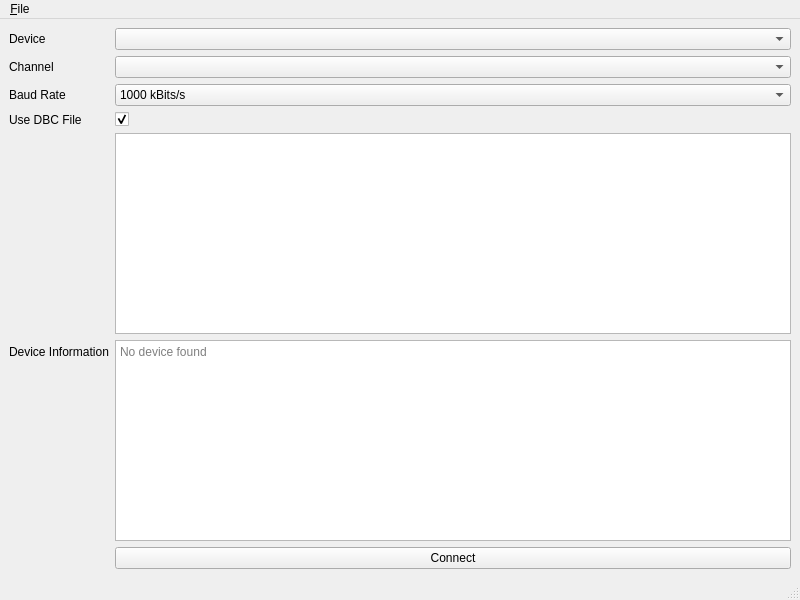
First picture: the form in ui/can.ui, repository RAMENtheNOODLES/dev-board-flasher, before the edit.
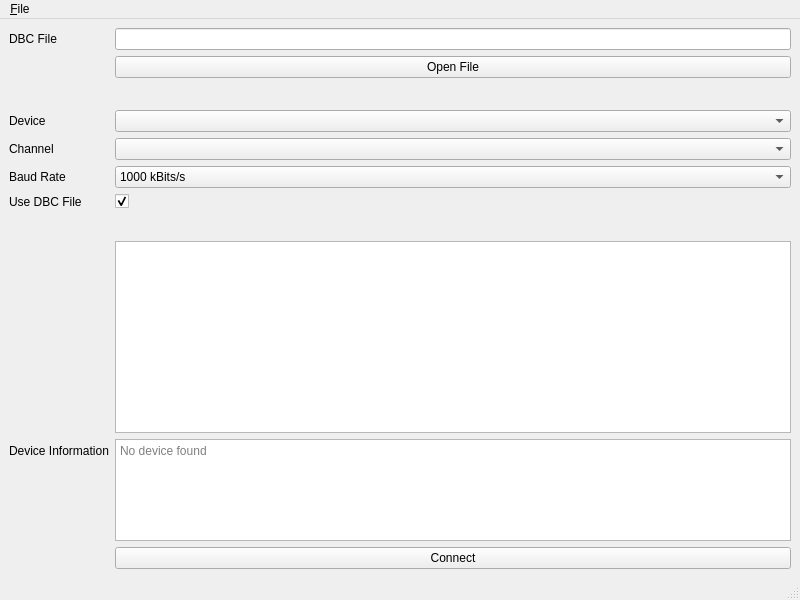
Second picture: the form after the edit. Custom widgets are drawn as their Qt base class.

The edit to the form file:
```diff
--- a/ui/can.ui
+++ b/ui/can.ui
@@ -16,33 +16,110 @@
   <widget class="QWidget" name="centralwidget">
    <layout class="QFormLayout" name="formLayout">
     <item row="0" column="0">
+     <widget class="QLabel" name="dBCFileLabel">
+      <property name="text">
+       <string>DBC File</string>
+      </property>
+     </widget>
+    </item>
+    <item row="0" column="1">
+     <widget class="QLineEdit" name="dBCFileLineEdit"/>
+    </item>
+    <item row="3" column="0">
      <widget class="QLabel" name="label_2">
       <property name="text">
        <string>Device</string>
       </property>
      </widget>
     </item>
-    <item row="0" column="1">
+    <item row="3" column="1">
      <widget class="QComboBox" name="deviceSelect"/>
     </item>
-    <item row="1" column="0">
+    <item row="4" column="0">
      <widget class="QLabel" name="label">
       <property name="text">
        <string>Channel</string>
       </property>
      </widget>
     </item>
-    <item row="1" column="1">
+    <item row="4" column="1">
      <widget class="QComboBox" name="channelSelect"/>
     </item>
     <item row="5" column="0">
+     <widget class="QLabel" name="baudRateLabel">
+      <property name="text">
+       <string>Baud Rate</string>
+      </property>
+     </widget>
+    </item>
+    <item row="5" column="1">
+     <widget class="QComboBox" name="baudRateComboBox">
+      <property name="currentIndex">
+       <number>3</number>
+      </property>
+      <item>
+       <property name="text">
+        <string>125 kBits/s</string>
+       </property>
+      </item>
+      <item>
+       <property name="text">
+        <string>250 kBits/s</string>
+       </property>
+      </item>
+      <item>
+       <property name="text">
+        <string>500 kBits/s</string>
+       </property>
+      </item>
+      <item>
+       <property name="text">
+        <string>1000 kBits/s</string>
+       </property>
+      </item>
+     </widget>
+    </item>
+    <item row="6" column="0">
+     <widget class="QLabel" name="useDBCLabel">
+      <property name="text">
+       <string>Use DBC File</string>
+      </property>
+     </widget>
+    </item>
+    <item row="6" column="1">
+     <widget class="QCheckBox" name="useDBCCheckBox">
+      <property name="checked">
+       <bool>true</bool>
+      </property>
+      <property name="tristate">
+       <bool>false</bool>
+      </property>
+     </widget>
+    </item>
+    <item row="8" column="1">
+     <widget class="CanLogging" name="canLogs">
+      <property name="editTriggers">
+       <set>QAbstractItemView::EditTrigger::NoEditTriggers</set>
+      </property>
+      <property name="alternatingRowColors">
+       <bool>true</bool>
+      </property>
+      <property name="selectionMode">
+       <enum>QAbstractItemView::SelectionMode::ExtendedSelection</enum>
+      </property>
+      <property name="sortingEnabled">
+       <bool>true</bool>
+      </property>
+     </widget>
+    </item>
+    <item row="9" column="0">
      <widget class="QLabel" name="label_3">
       <property name="text">
        <string>Device Information</string>
       </property>
      </widget>
     </item>
-    <item row="5" column="1">
+    <item row="9" column="1">
      <widget class="QPlainTextEdit" name="deviceInfo">
       <property name="sizeAdjustPolicy">
        <enum>QAbstractScrollArea::SizeAdjustPolicy::AdjustToContents</enum>
@@ -58,79 +135,45 @@
       </property>
      </widget>
     </item>
-    <item row="6" column="1">
+    <item row="10" column="1">
      <widget class="QPushButton" name="connectButton">
       <property name="text">
        <string>Connect</string>
       </property>
      </widget>
     </item>
-    <item row="4" column="1">
-     <widget class="CanLogging" name="canLogs">
-      <property name="editTriggers">
-       <set>QAbstractItemView::EditTrigger::NoEditTriggers</set>
-      </property>
-      <property name="alternatingRowColors">
-       <bool>true</bool>
-      </property>
-      <property name="selectionMode">
-       <enum>QAbstractItemView::SelectionMode::ExtendedSelection</enum>
-      </property>
-      <property name="sortingEnabled">
-       <bool>true</bool>
+    <item row="1" column="1">
+     <widget class="QPushButton" name="openDBCFileBtn">
+      <property name="text">
+       <string>Open File</string>
       </property>
      </widget>
     </item>
     <item row="2" column="1">
-     <widget class="QComboBox" name="baudRateComboBox">
-      <property name="currentIndex">
-       <number>3</number>
+     <spacer name="horizontalSpacer">
+      <property name="orientation">
+       <enum>Qt::Orientation::Horizontal</enum>
       </property>
-      <item>
-       <property name="text">
-        <string>125 kBits/s</string>
-       </property>
-      </item>
-      <item>
-       <property name="text">
-        <string>250 kBits/s</string>
-       </property>
-      </item>
-      <item>
-       <property name="text">
-        <string>500 kBits/s</string>
-       </property>
-      </item>
-      <item>
-       <property name="text">
-        <string>1000 kBits/s</string>
-       </property>
-      </item>
-     </widget>
-    </item>
-    <item row="2" column="0">
-     <widget class="QLabel" name="baudRateLabel">
-      <property name="text">
-       <string>Baud Rate</string>
+      <property name="sizeHint" stdset="0">
+       <size>
+        <width>40</width>
+        <height>20</height>
+       </size>
       </property>
-     </widget>
+     </spacer>
     </item>
-    <item row="3" column="1">
-     <widget class="QCheckBox" name="useDBCCheckBox">
-      <property name="checked">
-       <bool>true</bool>
+    <item row="7" column="1">
+     <spacer name="horizontalSpacer_2">
+      <property name="orientation">
+       <enum>Qt::Orientation::Horizontal</enum>
       </property>
-      <property name="tristate">
-       <bool>false</bool>
+      <property name="sizeHint" stdset="0">
+       <size>
+        <width>40</width>
+        <height>20</height>
+       </size>
       </property>
-     </widget>
-    </item>
-    <item row="3" column="0">
-     <widget class="QLabel" name="useDBCLabel">
-      <property name="text">
-       <string>Use DBC File</string>
-      </property>
-     </widget>
+     </spacer>
     </item>
    </layout>
   </widget>
```
